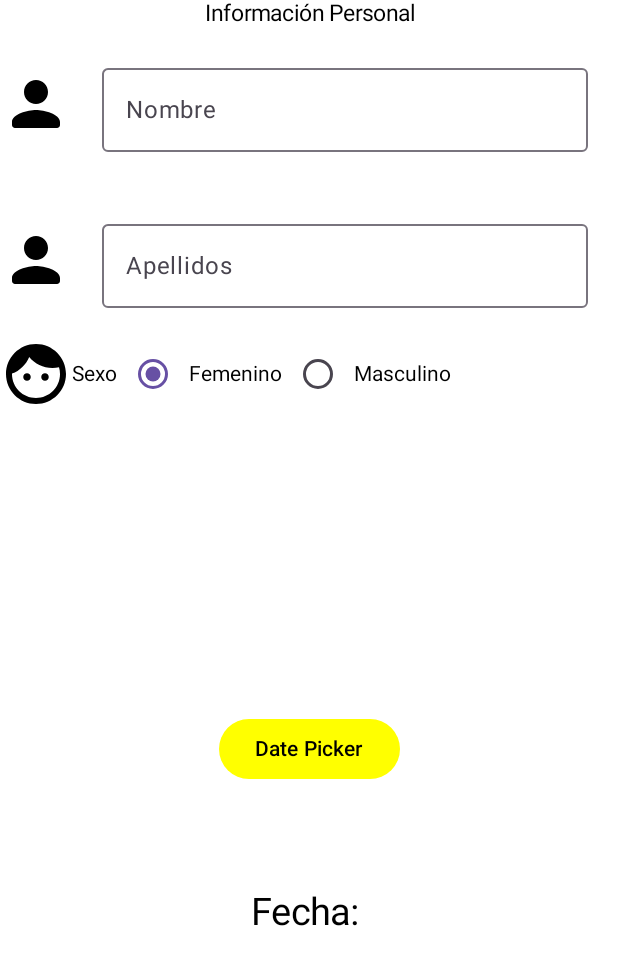
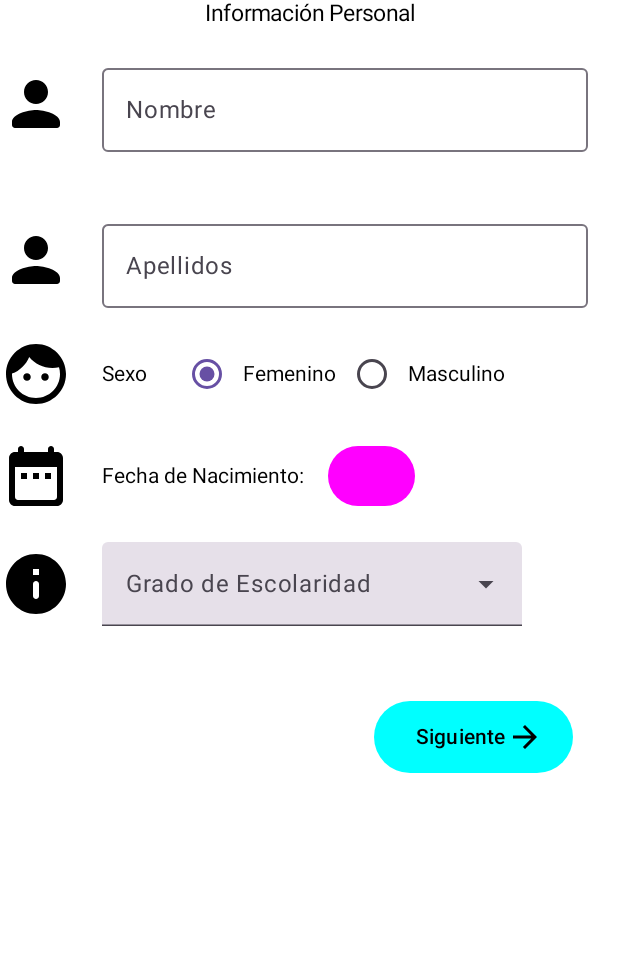
Before and after one commit to Eliana-Janneth/LabsCM20232-Gr04, an Android app built with Jetpack Compose: the screen it shows after launch (MainActivity), on a phone screen of 412 x 824 dp. Shown: the top 965 px of the screen. Run offline under Robolectric (Android 15) with nearby library versions, the phone set to English and light mode, and no system bars.

Commit message:
fix:  contact form improvements

```diff
--- a/Lab1-UI/src/main/java/co/edu/udea/compumovil/gr04_20232/labs1/MainActivity.kt
+++ b/Lab1-UI/src/main/java/co/edu/udea/compumovil/gr04_20232/labs1/MainActivity.kt
@@ -12,6 +12,8 @@ import androidx.activity.compose.setContent
 import androidx.compose.foundation.background
 import androidx.compose.foundation.layout.Arrangement
 import androidx.compose.foundation.layout.Column
+import androidx.compose.foundation.layout.ColumnScope
+import androidx.compose.foundation.layout.PaddingValues
 import androidx.compose.foundation.layout.Row
 import androidx.compose.foundation.layout.Spacer
 import androidx.compose.foundation.layout.fillMaxSize
@@ -19,13 +21,20 @@ import androidx.compose.foundation.layout.fillMaxWidth
 import androidx.compose.foundation.layout.height
 import androidx.compose.foundation.layout.padding
 import androidx.compose.foundation.layout.size
+import androidx.compose.foundation.layout.width
 import androidx.compose.foundation.selection.selectable
 import androidx.compose.material.icons.Icons
+import androidx.compose.material.icons.filled.ArrowForward
+import androidx.compose.material.icons.rounded.DateRange
 import androidx.compose.material.icons.rounded.Face
+import androidx.compose.material.icons.rounded.Info
 import androidx.compose.material.icons.rounded.Person
 import androidx.compose.material3.Button
 import androidx.compose.material3.ButtonDefaults
+import androidx.compose.material3.DropdownMenuItem
 import androidx.compose.material3.ExperimentalMaterial3Api
+import androidx.compose.material3.ExposedDropdownMenuBox
+import androidx.compose.material3.ExposedDropdownMenuDefaults
 import androidx.compose.material3.Icon
 import androidx.compose.material3.MaterialTheme
 import androidx.compose.material3.OutlinedTextField
@@ -49,8 +58,10 @@ import androidx.compose.ui.text.TextStyle
 import androidx.compose.ui.text.font.FontWeight
 import androidx.compose.ui.text.style.TextAlign
 import androidx.compose.ui.tooling.preview.Preview
+import androidx.compose.ui.unit.DpOffset
 import androidx.compose.ui.unit.dp
 import androidx.compose.ui.unit.sp
+import androidx.compose.ui.window.PopupProperties
 import co.edu.udea.compumovil.gr04_20232.labs1.ui.theme.Labs20232Gr04Theme
 import java.util.Date
 
@@ -136,7 +147,9 @@ fun app() {
         }
         Row(
             modifier = Modifier
-                .fillMaxWidth(),
+                .fillMaxWidth()
+                .padding(bottom = 20.dp),
+
             verticalAlignment = Alignment.CenterVertically
         ) {
             Icon(
@@ -145,30 +158,106 @@ fun app() {
                 modifier = Modifier.size(48.dp)
 
             )
-            Text(text="Sexo")
+            Spacer(modifier = Modifier.width(20.dp))
+            Text(text = "Sexo")
+            Spacer(modifier = Modifier.width(16.dp))
             var sex by remember { mutableStateOf("female") }
-
-
             RadioButton(
                 selected = sex === "female",
                 onClick = { sex = "female" }
             )
-            Text(text="Femenino")
+            Text(text = "Femenino")
 
             RadioButton(
                 selected = sex === "male",
                 onClick = { sex = "male" }
             )
-            Text(text="Masculino")
+            Text(text = "Masculino")
+
+        }
+        Row(
+            modifier = Modifier
+                .fillMaxWidth()
+                .padding(bottom = 20.dp),
+            verticalAlignment = Alignment.CenterVertically
+        ) {
+            Icon(
+                Icons.Rounded.DateRange,
+                contentDescription = stringResource(id = R.string.personIcon),
+                modifier = Modifier.size(48.dp)
+
+            )
+            Spacer(modifier = Modifier.width(20.dp))
+            Text(text = "Fecha de Nacimiento:")
+            Spacer(modifier = Modifier.width(16.dp))
+            selectDatePicker();
+
+        }
+        Row(
+            modifier = Modifier
+                .fillMaxWidth()
+                .padding(bottom = 20.dp),
+
+
+            verticalAlignment = Alignment.CenterVertically
+        )
+        {
+            Icon(
+                Icons.Rounded.Info,
+                contentDescription = stringResource(id = R.string.personIcon),
+                modifier = Modifier.size(48.dp)
+
+            )
+            Spacer(modifier = Modifier.width(20.dp))
+            GenderDropdownMenu();
+            Spacer(modifier = Modifier.width(16.dp))
+
+        }
+        Row(
+            modifier = Modifier
+                .fillMaxWidth(),
+            verticalAlignment = Alignment.CenterVertically
+        )
+        {
+
+            Spacer(Modifier.weight(1f))
+            Button(
+                onClick = {
+                    // mDatePickerDialog.show()
+                },
+                modifier = Modifier.padding(30.dp),
+                contentPadding = PaddingValues(
+                    start = 20.dp,
+                    top = 12.dp,
+                    end = 20.dp,
+                    bottom = 12.dp
+                ),
+                colors = ButtonDefaults.buttonColors(containerColor = Color.Cyan)
+            ) {
+
+                Spacer(Modifier.size(ButtonDefaults.IconSpacing))
+                Text(
+                    "Siguiente",
+                    color = Color.Black,
+                )
+                Icon(
+                    Icons.Filled.ArrowForward,
+                    contentDescription = "ArrowForward",
+                    tint = Color.Black
+                )
+            }
         }
 
-        Column(modifier = Modifier.fillMaxSize(), verticalArrangement = Arrangement.Center, horizontalAlignment = Alignment.CenterHorizontally){
+    }
+}
+
+
+@Composable
+fun selectDatePicker() {
     val mContext = LocalContext.current
-
     val mYear: Int
     val mMonth: Int
     val mDay: Int
-
     val mCalendar = Calendar.getInstance()
 
     mYear = mCalendar.get(Calendar.YEAR)
@@ -180,21 +269,89 @@ fun app() {
     val mDatePickerDialog = DatePickerDialog(
         mContext,
         { _: DatePicker, mYear: Int, mMonth: Int, mDayOfMonth: Int ->
-            mDate.value = "$mDayOfMonth/${mMonth+1}/$mYear"
+            mDate.value = "$mDayOfMonth/${mMonth + 1}/$mYear"
         }, mYear, mMonth, mDay
     )
 
-            Button(onClick = {
-            mDatePickerDialog.show()
-        }, colors = ButtonDefaults.buttonColors(containerColor = Color.Yellow) ) {
-            Text(text = "Date Picker", color = Color.Black)
+    Button(onClick = {
+        mDatePickerDialog.show()
+    }, colors = ButtonDefaults.buttonColors(containerColor = Color.Magenta)) {
+        Text("${mDate.value}", color = Color.Black)
+    }
+}
+
+@Composable
+fun GenderDropdownMenu() {
+    var isExpanded by remember {
+        mutableStateOf(false)
+    }
+
+    var grade by remember {
+        mutableStateOf("")
+    }
+    ExposedDropdownMenuBox(
+        expanded = isExpanded,
+        onExpandedChange = { newValue ->
+            isExpanded = newValue
         }
+    )
+    {
+        TextField(
+            value = grade,
+            onValueChange = {},
+            readOnly = true,
+            trailingIcon = {
+                ExposedDropdownMenuDefaults.TrailingIcon(expanded = isExpanded)
+            },
+            placeholder = {
+                Text(text = "Grado de Escolaridad")
+            },
+            colors = ExposedDropdownMenuDefaults.textFieldColors(),
+            modifier = Modifier.menuAnchor()
+        )
+        ExposedDropdownMenu(
+            expanded = isExpanded,
+            onDismissRequest = {
+                isExpanded = false
+            }
+        ) {
+            DropdownMenuItem(
+                text = {
+                    Text(text = "Primaria")
+                },
+                onClick = {
+                    grade = "Primaria"
+                    isExpanded = false
+                }
+            )
+            DropdownMenuItem(
+                text = {
+                    Text(text = "Secundaria")
+                },
+                onClick = {
+                    grade = "Secundaria"
+                    isExpanded = false
+                }
+            )
+            DropdownMenuItem(
+                text = {
+                    Text(text = "Universitaria")
+                },
+                onClick = {
+                    grade = "Universitaria"
+                    isExpanded = false
+                }
+            )
 
-        // Adding a space of 100dp height
-        Spacer(modifier = Modifier.size(70.dp))
-
-        // Displaying the mDate value in the Text
-        Text(text = "Fecha: ${mDate.value}", fontSize = 25.sp, textAlign = TextAlign.Center)
+            DropdownMenuItem(
+                text = {
+                    Text(text = "Otro")
+                },
+                onClick = {
+                    grade = "Otro"
+                    isExpanded = false
+                }
+            )
         }
     }
 }
@@ -213,4 +370,6 @@ fun GreetingPreview() {
     Labs20232Gr04Theme {
         Greeting("Android")
     }
+
+
 }
```
